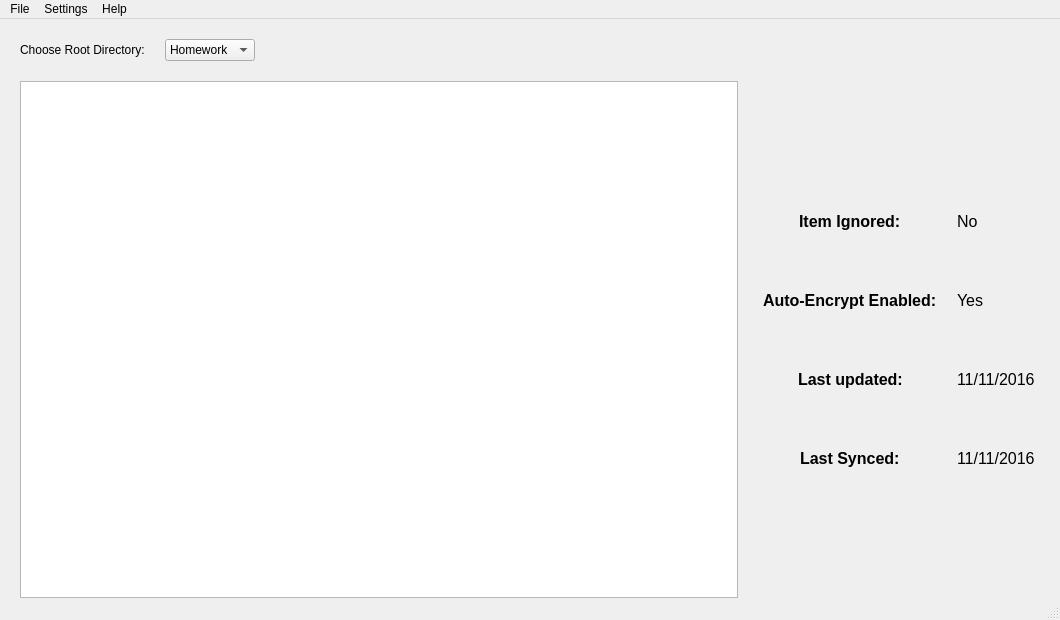
Old version of the form src/GUI/MainWindow.ui in the repository QuentinCovert/SyncOrSwim.
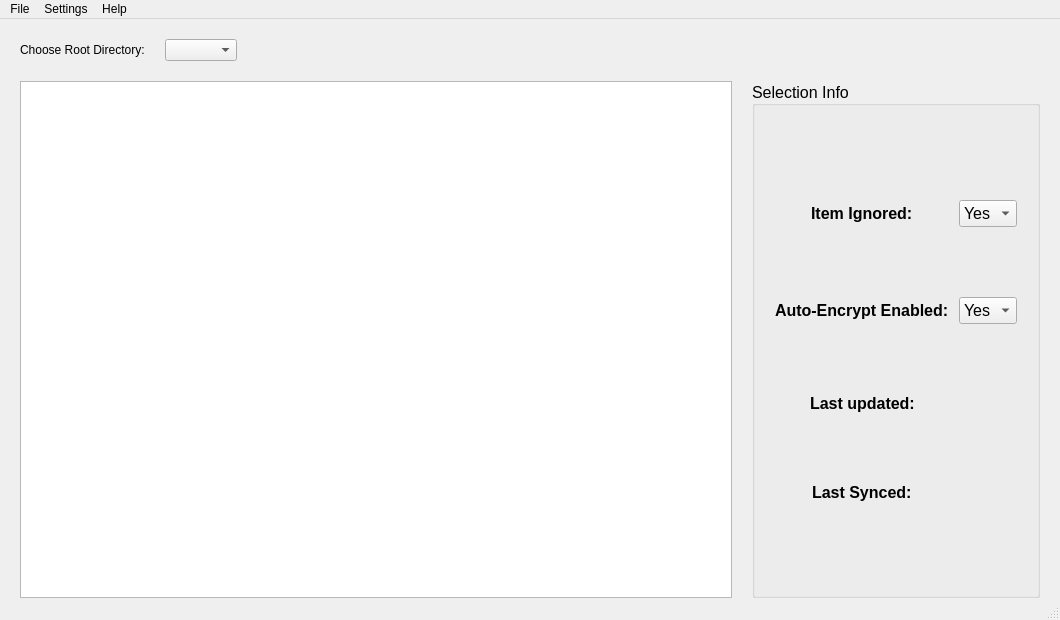
New version of the form. Icons and pictures are not drawn.

Commit message: Added pop up window for Encrypting a local file.

Diff of the .ui file:
```diff
--- a/src/GUI/MainWindow.ui
+++ b/src/GUI/MainWindow.ui
@@ -66,11 +66,6 @@
           <verstretch>0</verstretch>
          </sizepolicy>
         </property>
-        <item>
-         <property name="text">
-          <string>Homework</string>
-         </property>
-        </item>
        </widget>
       </item>
       <item>
@@ -97,10 +92,35 @@
        <enum>QLayout::SetDefaultConstraint</enum>
       </property>
       <item>
-       <widget class="QTreeView" name="fileSystemView"/>
+       <widget class="QTreeView" name="fileSystemView">
+        <property name="sizePolicy">
+         <sizepolicy hsizetype="Expanding" vsizetype="Expanding">
+          <horstretch>0</horstretch>
+          <verstretch>0</verstretch>
+         </sizepolicy>
+        </property>
+       </widget>
       </item>
       <item>
-       <layout class="QFormLayout" name="formLayout">
+       <widget class="QGroupBox" name="groupBox">
+        <property name="sizePolicy">
+         <sizepolicy hsizetype="Minimum" vsizetype="Minimum">
+          <horstretch>0</horstretch>
+          <verstretch>0</verstretch>
+         </sizepolicy>
+        </property>
+        <property name="font">
+         <font>
+          <pointsize>12</pointsize>
+         </font>
+        </property>
+        <property name="title">
+         <string>Selection Info</string>
+        </property>
+        <property name="alignment">
+         <set>Qt::AlignLeading|Qt::AlignLeft|Qt::AlignVCenter</set>
+        </property>
+        <layout class="QFormLayout" name="optionsLayout">
         <property name="fieldGrowthPolicy">
          <enum>QFormLayout::AllNonFixedFieldsGrow</enum>
         </property>
@@ -111,16 +131,13 @@
          <set>Qt::AlignCenter</set>
         </property>
         <property name="horizontalSpacing">
-         <number>20</number>
+          <number>10</number>
         </property>
         <property name="verticalSpacing">
-         <number>60</number>
-        </property>
-        <property name="leftMargin">
-         <number>5</number>
-        </property>
-        <property name="rightMargin">
-         <number>5</number>
+          <number>70</number>
+         </property>
+         <property name="margin">
+          <number>20</number>
         </property>
         <item row="0" column="0">
          <widget class="QLabel" name="ignoredTitleLabel">
@@ -137,15 +154,17 @@
          </widget>
         </item>
         <item row="0" column="1">
-         <widget class="QLabel" name="ingoreOutput">
-          <property name="font">
-           <font>
-            <pointsize>12</pointsize>
-           </font>
-          </property>
+          <widget class="QComboBox" name="itemIgnoredComboBox">
+           <item>
+            <property name="text">
+             <string>Yes</string>
+            </property>
+           </item>
+           <item>
           <property name="text">
            <string>No</string>
           </property>
+           </item>
          </widget>
         </item>
         <item row="1" column="0">
@@ -163,15 +182,17 @@
          </widget>
         </item>
         <item row="1" column="1">
-         <widget class="QLabel" name="encryptOutput">
-          <property name="font">
-           <font>
-            <pointsize>12</pointsize>
-           </font>
-          </property>
+          <widget class="QComboBox" name="encryptEnableComboBox">
+           <item>
           <property name="text">
            <string>Yes</string>
           </property>
+           </item>
+           <item>
+            <property name="text">
+             <string>No</string>
+            </property>
+           </item>
          </widget>
         </item>
         <item row="2" column="0">
@@ -196,7 +217,7 @@
            </font>
           </property>
           <property name="text">
-           <string>11/11/2016</string>
+            <string/>
           </property>
          </widget>
         </item>
@@ -222,11 +243,12 @@
            </font>
           </property>
           <property name="text">
-           <string>11/11/2016</string>
+            <string/>
           </property>
          </widget>
         </item>
        </layout>
+       </widget>
       </item>
      </layout>
     </item>
```
Lines whose indentation alone changed are shown as unchanged. The commit also changes 7 other files.
